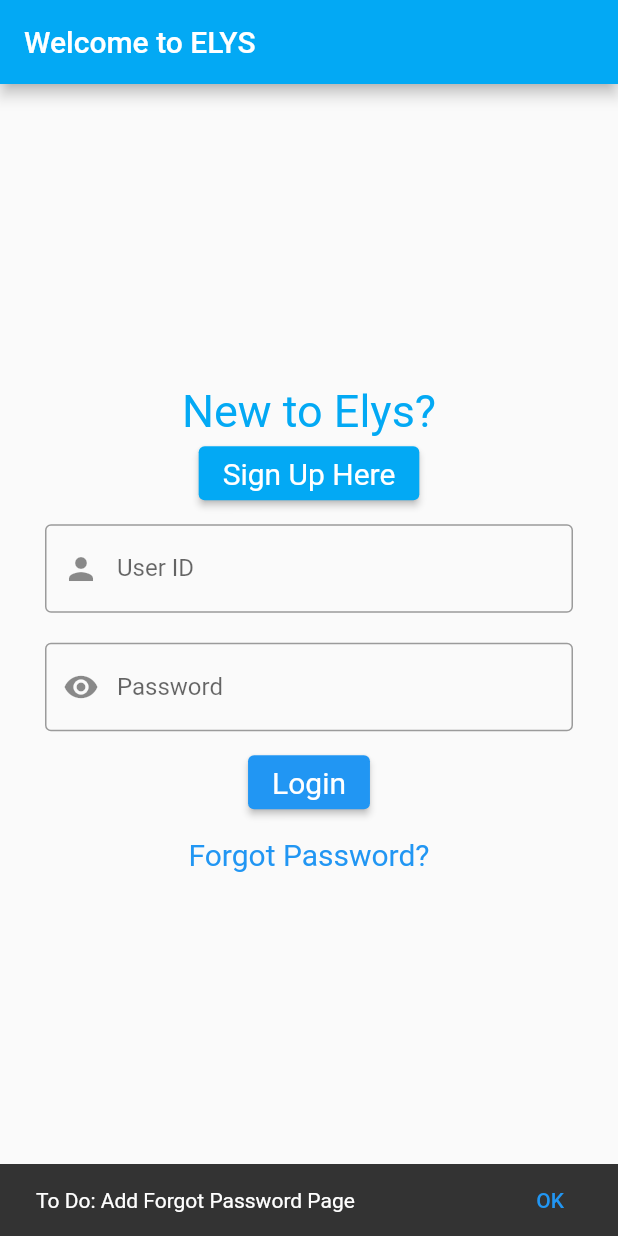
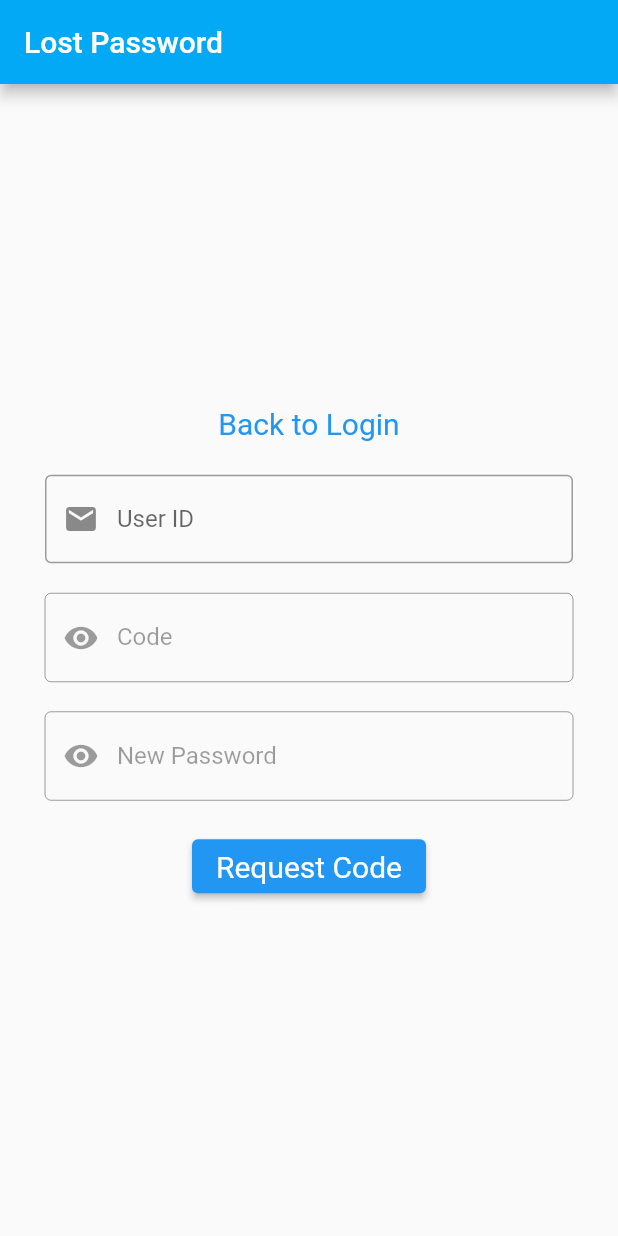
Before and after one commit to elys-app/elys-mobile, a Flutter app: the screen it shows after launch, after a tap on "Forgot Password?", on a phone screen of 412 x 824 dp. Run offline on Flutter 3.47's test engine with Material 2 defaults, Android fonts, the phone set to English and light mode, and no system bars.

Commit message:
Add Lost Password Page

```diff
--- a/lib/dashboard.dart
+++ b/lib/dashboard.dart
@@ -1,5 +1,5 @@
 import 'package:flutter/material.dart';
-import '../login.dart';
+import 'login/login.dart';
 import 'dashboard/content.dart';
 import 'dashboard/contacts.dart';
 import 'dashboard/schedule.dart';
--- a/lib/login.dart
+++ b/lib/login/login.dart
@@ -1,6 +1,8 @@
 import 'package:flutter/material.dart';
 import 'register.dart';
-import 'dashboard.dart';
+import 'password.dart';
+
+import '../dashboard.dart';
 
 class LoginPage extends StatefulWidget {
   LoginPage({Key? key, required this.title}) : super(key: key);
@@ -13,6 +15,13 @@ class LoginPage extends StatefulWidget {
 
 class _LoginPageState extends State<LoginPage> {
   // bool _connectedStatus = false;
+
+  String userName = '';
+  String password = '';
+
+  final userNameController = TextEditingController();
+  final passwordController = TextEditingController();
+
   @override
   void dispose() {
     super.dispose();
@@ -20,6 +29,7 @@ class _LoginPageState extends State<LoginPage> {
 
   @override
   Widget build(BuildContext context) {
+
     final ButtonStyle style =
         ElevatedButton.styleFrom(textStyle: const TextStyle(fontSize: 20));
     final ButtonStyle registerStyle = ElevatedButton.styleFrom(
@@ -53,7 +63,8 @@ class _LoginPageState extends State<LoginPage> {
             Padding(
               padding: EdgeInsets.only(
                   left: 30.0, top: 10.0, right: 30.0, bottom: 10.0),
-              child: const TextField(
+              child: TextField(
+                controller: userNameController,
                 obscureText: false,
                 decoration: InputDecoration(
                   prefixIcon: Icon(Icons.person),
@@ -65,7 +76,8 @@ class _LoginPageState extends State<LoginPage> {
             Padding(
               padding: EdgeInsets.only(
                   left: 30.0, top: 10.0, right: 30.0, bottom: 10.0),
-              child: const TextField(
+              child: TextField(
+                controller: passwordController,
                 obscureText: true,
                 decoration: InputDecoration(
                   prefixIcon: Icon(Icons.visibility),
@@ -77,6 +89,10 @@ class _LoginPageState extends State<LoginPage> {
             ElevatedButton(
               style: style,
               onPressed: () {
+                setState(() {
+                  userName = userNameController.text;
+                  password = passwordController.text;
+                });
                 Navigator.push(context,
                     MaterialPageRoute(builder: (context) => MainPage()));
               },
@@ -87,11 +103,13 @@ class _LoginPageState extends State<LoginPage> {
                 textStyle: const TextStyle(fontSize: 20),
               ),
               onPressed: () {
-                final snackBar = SnackBar(
-                  content: const Text('To Do: Add Forgot Password Page'),
-                  action: SnackBarAction(label: 'OK', onPressed: () {}),
-                );
-                ScaffoldMessenger.of(context).showSnackBar(snackBar);
+                    Navigator.push(
+                        context,
+                        MaterialPageRoute(
+                            builder: (context) =>
+                                PasswordPage(title: 'Lost Password'),
+                        ),
+                    );
               },
               child: const Text('Forgot Password?'),
             ),
--- /dev/null
+++ b/lib/login/password.dart
@@ -0,0 +1,133 @@
+import 'package:flutter/material.dart';
+
+import 'login.dart';
+
+class PasswordPage extends StatefulWidget {
+  PasswordPage({Key? key, required this.title}) : super(key: key);
+
+  final String title;
+
+  @override
+  _PasswordPageState createState() => _PasswordPageState();
+}
+
+class _PasswordPageState extends State<PasswordPage> {
+// bool _connectedStatus = false;
+
+  bool _codeSent = false;
+  bool _finished = false;
+
+  @override
+  void dispose() {
+    super.dispose();
+  }
+
+  @override
+  Widget build(BuildContext context) {
+    final ButtonStyle style =
+        ElevatedButton.styleFrom(textStyle: const TextStyle(fontSize: 20));
+    final ButtonStyle registerStyle = ElevatedButton.styleFrom(
+        textStyle: const TextStyle(fontSize: 20), primary: Colors.lightBlue);
+
+    return Scaffold(
+      appBar: AppBar(
+        title: Text(
+          widget.title,
+          style: TextStyle(color: Colors.white),
+        ),
+        automaticallyImplyLeading: false,
+      ),
+      body: Center(
+        child: Column(
+          mainAxisAlignment: MainAxisAlignment.center,
+          children: <Widget>[
+            TextButton(
+              style: TextButton.styleFrom(
+                textStyle: const TextStyle(fontSize: 20),
+              ),
+              onPressed: () {
+                Navigator.pop(context);
+              },
+              child: const Text('Back to Login'),
+            ),
+            Padding(
+              padding: EdgeInsets.only(
+                  left: 30.0, top: 10.0, right: 30.0, bottom: 10.0),
+              child: TextField(
+                enabled: (_codeSent ? false : true),
+                obscureText: false,
+                decoration: InputDecoration(
+                  prefixIcon: Icon(Icons.email),
+                  border: OutlineInputBorder(),
+                  labelText: 'User ID',
+                ),
+              ),
+            ),
+            Padding(
+              padding: EdgeInsets.only(
+                  left: 30.0, top: 10.0, right: 30.0, bottom: 10.0),
+              child: TextField(
+                enabled: (_codeSent ? true : false),
+                obscureText: false,
+                decoration: InputDecoration(
+                  prefixIcon: Icon(Icons.visibility),
+                  border: OutlineInputBorder(),
+                  labelText: 'Code',
+                ),
+              ),
+            ),
+            Padding(
+              padding: EdgeInsets.only(
+                  left: 30.0, top: 10.0, right: 30.0, bottom: 10.0),
+              child: TextField(
+                enabled: (_codeSent ? true : false),
+                obscureText: false,
+                decoration: InputDecoration(
+                  prefixIcon: Icon(Icons.visibility),
+                  border: OutlineInputBorder(),
+                  labelText: 'New Password',
+                ),
+              ),
+            ),
+            Visibility(
+              visible: (_codeSent ? false : true),
+              child: Padding(
+                padding: EdgeInsets.only(
+                    left: 30.0, top: 10.0, right: 30.0, bottom: 10.0),
+                child: ElevatedButton(
+                  style: style,
+                  onPressed: () {
+                    setState(() {
+                      _codeSent = true;
+                    });
+                  },
+                  child: Text('Request Code'),
+                ),
+              ),
+            ),
+            Visibility(
+              visible: (_codeSent ? true : false),
+              child: Padding(
+                padding: EdgeInsets.only(
+                    left: 30.0, top: 10.0, right: 30.0, bottom: 10.0),
+                child: ElevatedButton(
+                  style: style,
+                  onPressed: () {
+                    Navigator.push(
+                        context,
+                        MaterialPageRoute(
+                          builder: (context) =>
+                              LoginPage(title: 'Welcome to ELYS'),
+                        ));
+                  },
+                  child: Text('Send Code and Password'),
+                ),
+              ),
+            ),
+            const SizedBox(height: 10),
+          ],
+        ),
+      ),
+    );
+  }
+}
--- a/lib/register.dart
+++ b/lib/login/register.dart
@@ -35,8 +35,10 @@ class _RegisterPageState extends State<RegisterPage> {
         child: Column(
           mainAxisAlignment: MainAxisAlignment.center,
           children: <Widget>[
-            ElevatedButton(
-              style: registerStyle,
+            TextButton(
+              style: TextButton.styleFrom(
+                textStyle: const TextStyle(fontSize: 20),
+              ),
               onPressed: () {
                 Navigator.pop(context);
               },
--- a/lib/main.dart
+++ b/lib/main.dart
@@ -1,5 +1,5 @@
 import 'package:flutter/material.dart';
-import 'login.dart';
+import 'login/login.dart';
 
 void main() {
   runApp(ElysApp());
```
